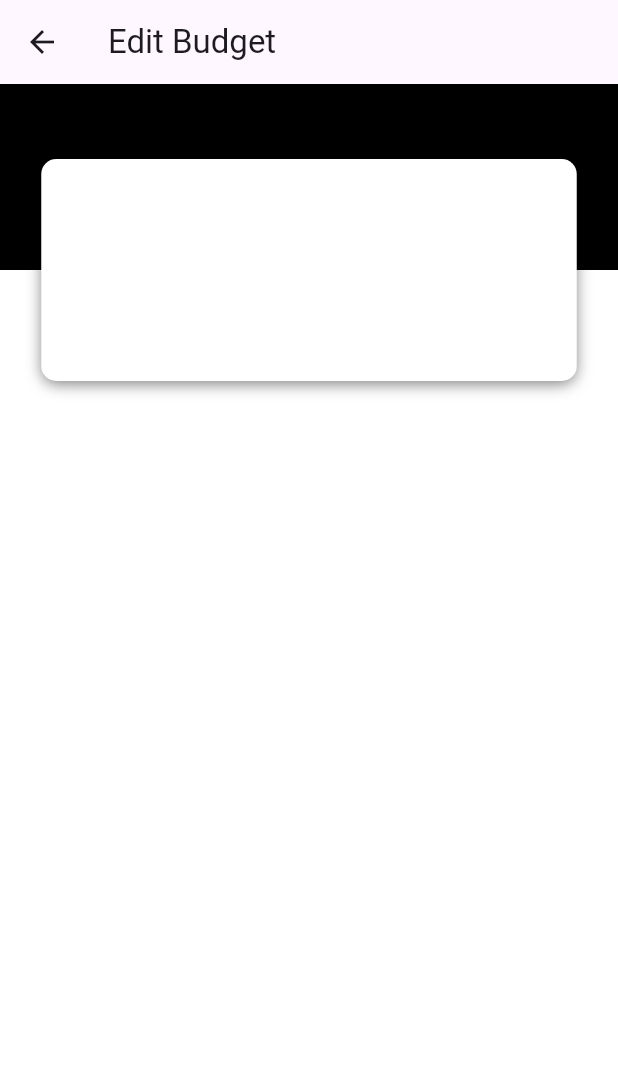
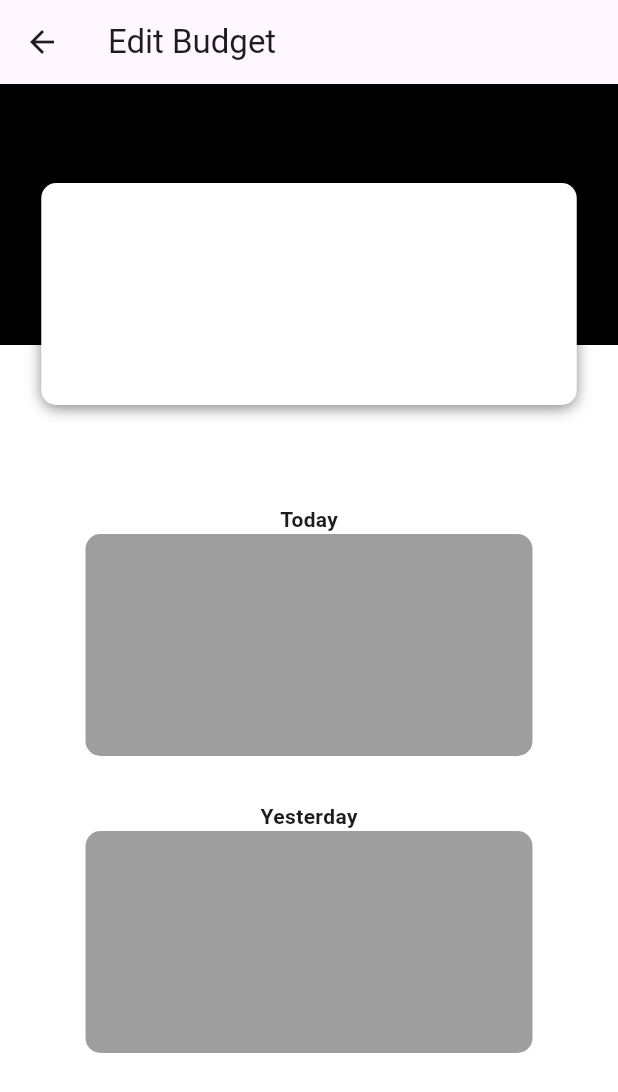
Before and after one commit to euphori/employee-management, a Flutter app: the EditBudgetScreen screen opened directly, on a phone screen of 412 x 824 dp. Shown: the top 1092 px of the screen. Run offline on Flutter 3.47's test engine with Material 3 defaults, Android fonts, the light colour scheme and no system bars; our stand-ins replace cloud_firestore, firebase_auth, firebase_core, table_calendar; accounts and stored records are empty.

Commit message:
Update edit_budget_screen.dart

```diff
--- a/lib/features/user_auth/presentation/pages/edit_budget_screen.dart
+++ b/lib/features/user_auth/presentation/pages/edit_budget_screen.dart
@@ -1,6 +1,10 @@
 import 'package:flutter/material.dart';
 
 class EditBudgetScreen extends StatelessWidget {
+  final double whiteHeightRatio;
+
+  EditBudgetScreen({this.whiteHeightRatio = 0.75});
+
   @override
   Widget build(BuildContext context) {
     return Scaffold(
@@ -13,7 +17,7 @@ class EditBudgetScreen extends StatelessWidget {
           },
         ),
       ),
-      backgroundColor: Colors.transparent, // Set the background color to transparent
+      backgroundColor: Colors.transparent, // Make scaffold background transparent to show the gradient
       body: Container(
         decoration: BoxDecoration(
           gradient: LinearGradient(
@@ -23,14 +27,18 @@ class EditBudgetScreen extends StatelessWidget {
               Colors.black, // Black color at the top
               Colors.white, // White color at the bottom
             ],
-            stops: [0.5, 0.5], // To make the transition abrupt
+            stops: [1 - whiteHeightRatio, 1 - whiteHeightRatio], // Adjust transition point
           ),
         ),
         child: SingleChildScrollView(
           padding: EdgeInsets.symmetric(vertical: 50),
           child: Center(
+            child: Column(
+              children: [
+                Padding(
+                  padding: EdgeInsets.all(16), // Add padding outside the container
                   child: Container(
-              padding: EdgeInsets.all(16),
+                    padding: EdgeInsets.all(16), // Internal padding of the container
                     height: 148,
                     width: 357,
                     decoration: BoxDecoration(
@@ -47,6 +55,47 @@ class EditBudgetScreen extends StatelessWidget {
                     ),
                   ),
                 ),
+                Padding(
+                  padding: EdgeInsets.only( top: 50), // Add padding outside the container
+                  child: Column(
+                    children: [
+                      Text('Today', style: TextStyle(fontWeight: FontWeight.bold),),
+                      Container(
+                        padding: EdgeInsets.all(16), // Internal padding of the container
+                        height: 148,
+                        width: 298,
+                        decoration: BoxDecoration(
+                          color: Colors.grey,
+                          borderRadius: BorderRadius.circular(10),
+                        ),
+                      )
+                    ],
+                  ),
+                ),
+                Padding(
+                  padding: EdgeInsets.only(top: 30), // Add padding outside the container
+                  child: Column(
+                    children: [
+                      Text(
+                        'Yesterday',
+                         style: TextStyle(fontWeight: FontWeight.bold), ),
+
+                      Container(
+                        padding: EdgeInsets.all(16), // Internal padding of the container
+                        height: 148,
+                        width: 298,
+                        decoration: BoxDecoration(
+                        color: Colors.grey,
+                        borderRadius: BorderRadius.circular(10),
+                        ),
+                      )
+                    ],
+
+                  ),
+                ),
+              ],
+            ),
+          ),
         ),
       ),
     );
```
Lines whose indentation alone changed are shown as unchanged.
